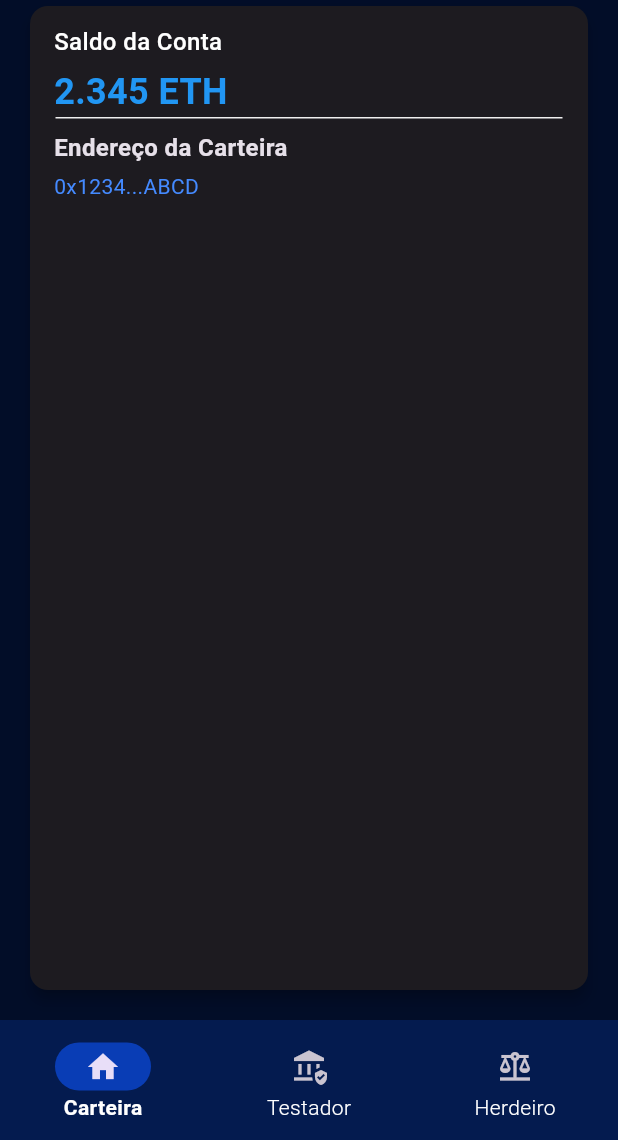
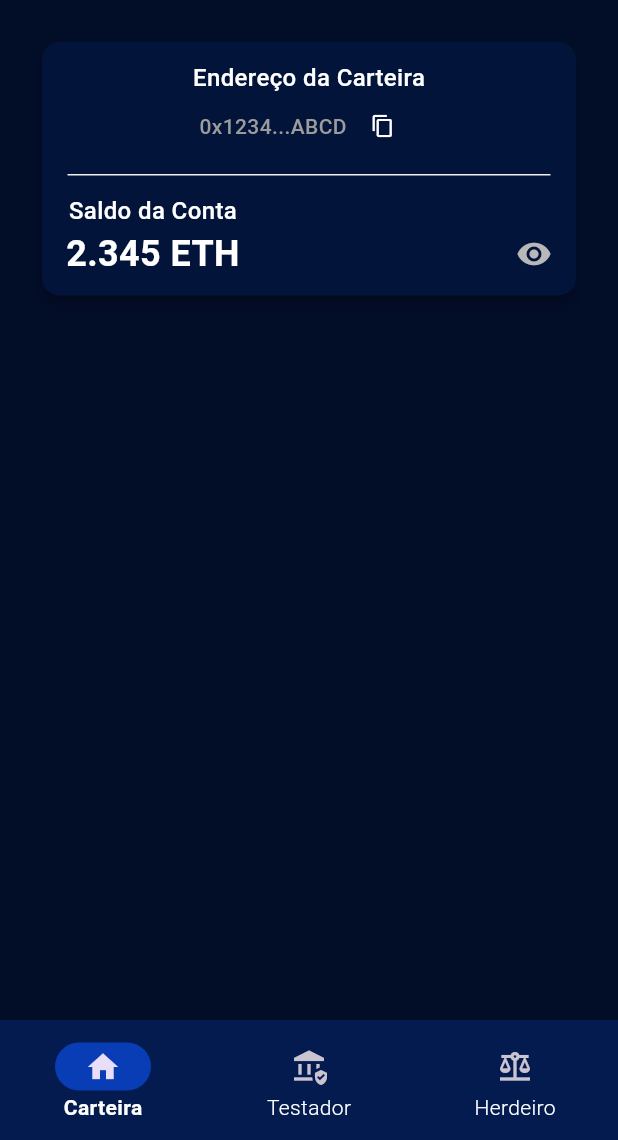
Before and after one commit to FelipeLemosBellini/tcc_heranca, a Flutter app: the HomeView screen opened by its route, on a phone screen of 412 x 824 dp, the part 96-1236 px from its top. Run offline on Flutter 3.47's test engine with Material 3 defaults, Android fonts, the phone set to English and light mode, and no system bars; our stand-ins replace cloud_firestore, device_preview, firebase_auth, firebase_core, fpdart, get_it and 2 more; accounts and stored records are empty; Roboto replaces fonts that are missing (Tektur).

Commit message:
create card_wallet_widget.dart

```diff
--- /dev/null
+++ b/lib/core/models/asset_model.dart
@@ -0,0 +1,7 @@
+class AssetModel {
+  final String name;
+  final double amount;
+  final String ticker;
+
+  AssetModel({required this.name, required this.amount, required this.ticker});
+}
--- a/lib/ui/features/home/wallet_view/wallet_view.dart
+++ b/lib/ui/features/home/wallet_view/wallet_view.dart
@@ -1,6 +1,6 @@
-
 import 'package:flutter/material.dart';
-import 'package:tcc/ui/helpers/app_fonts.dart';
+import 'package:tcc/core/models/asset_model.dart';
+import 'package:tcc/ui/features/home/widgets/card_wallet_widget.dart';
 
 class WalletView extends StatefulWidget {
   const WalletView({super.key});
@@ -10,48 +10,31 @@ class WalletView extends StatefulWidget {
 }
 
 class _WalletViewState extends State<WalletView> {
-  final String enderecoUsuario = "0x1234...ABCD";
+  final String addressUser = "0x1234...ABCD";
 
-  final double saldoEth = 2.345;
+  final double balanceETH = 2.345;
+
+  final List<AssetModel> myAssets = [
+    AssetModel(name: "Polygon", amount: 1.23, ticker: "POL"),
+    AssetModel(name: "Polygon", amount: 1.23, ticker: "POL"),
+    AssetModel(name: "Polygon", amount: 1.23, ticker: "POL"),
+    AssetModel(name: "Polygon", amount: 1.23, ticker: "POL"),
+  ];
 
   @override
   Widget build(BuildContext context) {
-    return Padding(
-      padding: const EdgeInsets.all(16.0).copyWith(top: 0),
-      child: Card(
-        elevation: 4,
-        shape: RoundedRectangleBorder(borderRadius: BorderRadius.circular(12)),
-        child: Padding(
-          padding: const EdgeInsets.all(16.0),
-          child: Column(
-            crossAxisAlignment: CrossAxisAlignment.start,
-            mainAxisSize: MainAxisSize.min, // Para evitar overflow
-            children: [
-              Text(
-                "Saldo da Conta",
-                style: AppFonts.labelMediumMedium,
-              ),
-              const SizedBox(height: 8),
-              Text(
-                "$saldoEth ETH",
-                style: const TextStyle(
-                    fontSize: 24, fontWeight: FontWeight.bold, color: Colors.blue),
-              ),
-              const Divider(),
-              const SizedBox(height: 8),
-              const Text(
-                "Endereço da Carteira",
-                style: TextStyle(fontSize: 16, fontWeight: FontWeight.bold),
-              ),
-              const SizedBox(height: 4),
-              Text(
-                enderecoUsuario,
-                style: const TextStyle(fontSize: 14, color: Colors.blueAccent),
-              ),
-            ],
-          ),
+    return ListView(
+      shrinkWrap: true,
+      children: [
+        CardWalletWidget(addressUser: addressUser, balanceETH: balanceETH.toString()),
+        ListView.builder(
+          shrinkWrap: true,
+          itemCount: myAssets.length,
+          itemBuilder: (context, index) {
+            return Container();
+          },
         ),
-      ),
+      ],
     );
   }
 }
--- /dev/null
+++ b/lib/ui/features/home/widgets/card_wallet_widget.dart
@@ -0,0 +1,66 @@
+import 'package:flutter/material.dart';
+import 'package:tcc/ui/helpers/app_colors.dart';
+import 'package:tcc/ui/helpers/app_fonts.dart';
+
+class CardWalletWidget extends StatelessWidget {
+  final String addressUser;
+  final String balanceETH;
+
+  const CardWalletWidget({super.key, required this.addressUser, required this.balanceETH});
+
+  @override
+  Widget build(BuildContext context) {
+    return Padding(
+      padding: const EdgeInsets.all(24.0),
+      child: Card(
+        color: AppColors.primary6,
+        elevation: 4,
+        shape: RoundedRectangleBorder(borderRadius: BorderRadius.circular(12)),
+        child: Padding(
+          padding: const EdgeInsets.all(16.0),
+          child: Column(
+            crossAxisAlignment: CrossAxisAlignment.center,
+            mainAxisSize: MainAxisSize.min, // Para evitar overflow
+            children: [
+              Text("Endereço da Carteira", style: AppFonts.labelMediumMedium),
+
+              Row(
+                mainAxisAlignment: MainAxisAlignment.center,
+                children: [
+                  Text(
+                    addressUser,
+                    style: AppFonts.labelSmallMedium.copyWith(color: AppColors.gray4),
+                  ),
+                  IconButton(
+                    onPressed: () {
+                      print("copy address");
+                    },
+                    icon: Icon(Icons.copy, color: AppColors.white, size: 16),
+                  ),
+                ],
+              ),
+              Padding(padding: const EdgeInsets.only(top: 8, bottom: 16), child: const Divider()),
+              Row(
+                crossAxisAlignment: CrossAxisAlignment.end,
+                children: [
+                  Column(
+                    children: [
+                      Text("Saldo da Conta", style: AppFonts.labelMediumMedium),
+                      const SizedBox(height: 8),
+                      Text(
+                        "$balanceETH ETH",
+                        style: AppFonts.labelHeadBold.copyWith(color: AppColors.white),
+                      ),
+                    ],
+                  ),
+                  const Spacer(),
+                  Icon(Icons.visibility, color: AppColors.gray3),
+                ],
+              ),
+            ],
+          ),
+        ),
+      ),
+    );
+  }
+}
```
